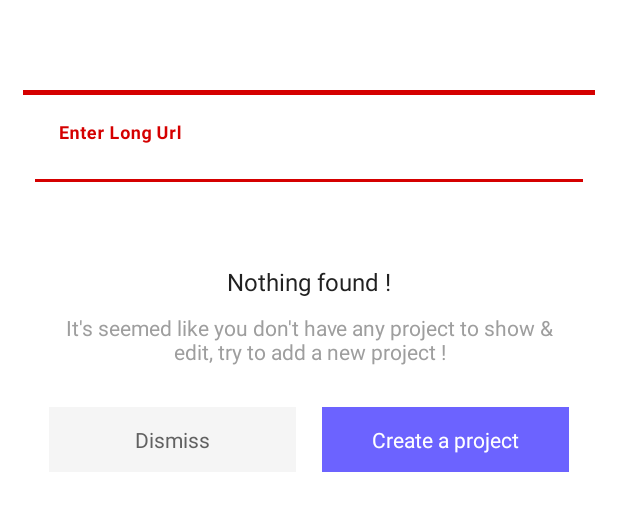
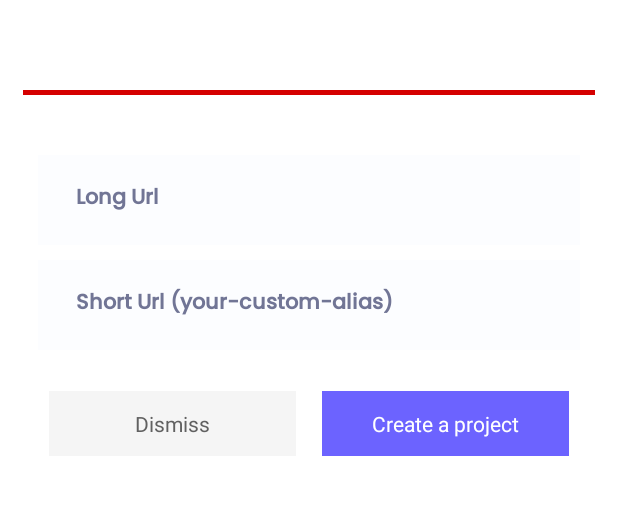
Before and after one commit to shaktisingh204/sabnode-main-repo, an Android app: the layout bottom_sheet_p5.xml on its own in the app's theme, with its tools: preview values and no code run, on a phone screen of 412 x 824 dp. Shown: the top 511 px of the screen. Run offline under Robolectric (Android 15) with nearby library versions, the phone set to English and light mode, and no system bars.

```diff
--- a/app/src/main/java/com/waplia/watool/biolink/biolinks.java
+++ b/app/src/main/java/com/waplia/watool/biolink/biolinks.java
@@ -5,6 +5,7 @@ import android.graphics.Color;
 import android.graphics.Paint;
 import android.graphics.PorterDuff;
 import android.graphics.Typeface;
+import android.graphics.drawable.GradientDrawable;
 import android.media.Image;
 import android.os.Build;
 import android.os.Bundle;
@@ -210,6 +211,10 @@ public void newlink(){
     TextView b2 = (TextView) bottomSheetView.findViewById(R.id.b2);
 
     ImageView i1 = (ImageView) bottomSheetView.findViewById(R.id.i1);
+    LinearLayout l1 = (LinearLayout) bottomSheetView.findViewById(R.id.messageback);
+    LinearLayout l2 = (LinearLayout) bottomSheetView.findViewById(R.id.aliasback);
+    setRoundedCorners(l1, "00000000", "dadcdf");
+    setRoundedCorners(l2, "00000000", "dadcdf");
 
     LinearLayout bg = (LinearLayout) bottomSheetView.findViewById(R.id.bg);
     if (Build.VERSION.SDK_INT >= Build.VERSION_CODES.O) {
@@ -228,7 +233,7 @@ public void newlink(){
     t1.setText("Disconnected !");
     t2.setText("Sorry you can't connect to this project at this moment. please try again later.");
     b1.setText("Cancel");
-    b2.setText("Try again");
+    b2.setText("Short Url");
     _RoundAndBorder(i1, "#D50000", 0, "#D50000", 100);
     _rippleRoundStroke(bg, "#FFFFFF", "#000000", 15, 0, "#000000");
     _rippleRoundStroke(b1, "#FFFFFF", "#EEEEEE", 15, 2.5d, "#EEEEEE");
@@ -359,6 +364,32 @@ public void newlink(){
     public void _ICC(final ImageView _img, final String _c1, final String _c2) {
         _img.setImageTintList(new android.content.res.ColorStateList(new int[][] {{-android.R.attr.state_pressed},{android.R.attr.state_pressed}},new int[]{Color.parseColor(_c1), Color.parseColor(_c2)}));
     }
+    private void setRoundedCorners(View linearLayout, String color, String scolor) {
+        // Create a new GradientDrawable
+        GradientDrawable gradientDrawable = new GradientDrawable();
+
+        // Set the shape to a rectangle
+        gradientDrawable.setShape(GradientDrawable.RECTANGLE);
+
+        // Set the corner radius (adjust as needed)
+        gradientDrawable.setCornerRadii(new float[]{20, 20, 20, 20, 20, 20, 20, 20});
+
+        // Set the background color (adjust as needed)
+        gradientDrawable.setColor(Color.parseColor("#" + color));
+
+        // Set the stroke (optional)
+        gradientDrawable.setStroke(4, Color.parseColor("#" + scolor));
+
+        // Set the gradient type (optional)
+        gradientDrawable.setGradientType(GradientDrawable.LINEAR_GRADIENT);
+
+        // Set the orientation of the gradient (optional)
+        gradientDrawable.setOrientation(GradientDrawable.Orientation.LEFT_RIGHT);
+
+        // Set the background drawable for the LinearLayout
+        linearLayout.setBackground(gradientDrawable);
+        linearLayout.setElevation(5);
+    }
 
 
 }
--- a/app/src/main/res/layout/bottom_sheet_p5.xml
+++ b/app/src/main/res/layout/bottom_sheet_p5.xml
@@ -37,30 +37,70 @@
 				android:layout_height="3dp"
 				android:padding="8dp"
 				android:background="#D50000"
-				android:orientation="horizontal" />
-			<com.google.android.material.textfield.TextInputLayout
+				android:orientation="horizontal"
+				android:paddingBottom="40dp"/>
+			<LinearLayout
+				android:id="@+id/messageback"
 				android:layout_width="match_parent"
-				android:layout_height="50dp"
-				android:layout_margin="8dp"
-				app:hintTextColor="@color/md_red_A700"
-				app:boxStrokeColor="#D50000">
+				android:layout_height="60dp"
+				android:orientation="horizontal"
+				android:layout_marginTop="40dp"
+				android:layout_marginLeft="10dp"
+				android:layout_marginRight="10dp"
+				android:gravity="center_horizontal|center_vertical"
+				android:background="@color/newedittext">
 				<EditText
+					android:id="@+id/messagetext"
 					android:layout_width="match_parent"
-					android:layout_height="match_parent"
-					android:hint="Enter Long Url"
-					android:textColorHint="@color/md_red_A700"
-					android:textColor="@color/md_red_A700"
-					android:background="@color/white"
-					android:textStyle="bold"/>
+					android:layout_height="55dp"
+					android:background="@android:color/transparent"
+					android:textColorHint="#717595"
+					android:textColor="#3E4775"
+					android:layout_weight="1"
+					android:textStyle="bold"
+					android:hint="Long Url"
+					android:textSize="14dp"
+					android:layout_gravity="center_vertical"
+					android:padding="4dp"
+					android:paddingStart="25dp"
+					android:inputType="textEmailAddress"
+					android:fontFamily="@font/gpp"/>
 
-			</com.google.android.material.textfield.TextInputLayout>
+			</LinearLayout>
+			<LinearLayout
+				android:id="@+id/aliasback"
+				android:layout_width="match_parent"
+				android:layout_height="60dp"
+				android:orientation="horizontal"
+				android:layout_margin="10dp"
+				android:gravity="center_horizontal|center_vertical"
+				android:background="@color/newedittext">
+				<EditText
+					android:id="@+id/alias"
+					android:layout_width="match_parent"
+					android:layout_height="55dp"
+					android:background="@android:color/transparent"
+					android:textColorHint="#717595"
+					android:textColor="#3E4775"
+					android:layout_weight="1"
+					android:textStyle="bold"
+					android:hint="Short Url (your-custom-alias)"
+					android:textSize="14dp"
+					android:layout_gravity="center_vertical"
+					android:padding="4dp"
+					android:paddingStart="25dp"
+					android:inputType="textEmailAddress"
+					android:fontFamily="@font/gpp"/>
+
+			</LinearLayout>
 			<TextView
 				android:id="@+id/t1"
 				android:focusable="false"
 				android:layout_width="match_parent"
 				android:layout_height="wrap_content"
+				android:visibility="gone"
 				android:layout_marginLeft="17dp"
-				android:layout_marginTop="47dp"
+				android:layout_marginTop="17dp"
 				android:layout_marginRight="17dp"
 				android:gravity="center_horizontal|center_vertical"
 				android:text="Nothing found !"
@@ -74,6 +114,7 @@
 				android:layout_marginLeft="17dp"
 				android:layout_marginTop="10dp"
 				android:layout_marginRight="17dp"
+				android:visibility="gone"
 				android:layout_marginBottom="10dp"
 				android:gravity="center_horizontal|center_vertical"
 				android:text="It's seemed like you don't have any project to show &amp; edit, try to add a new project !"
```
